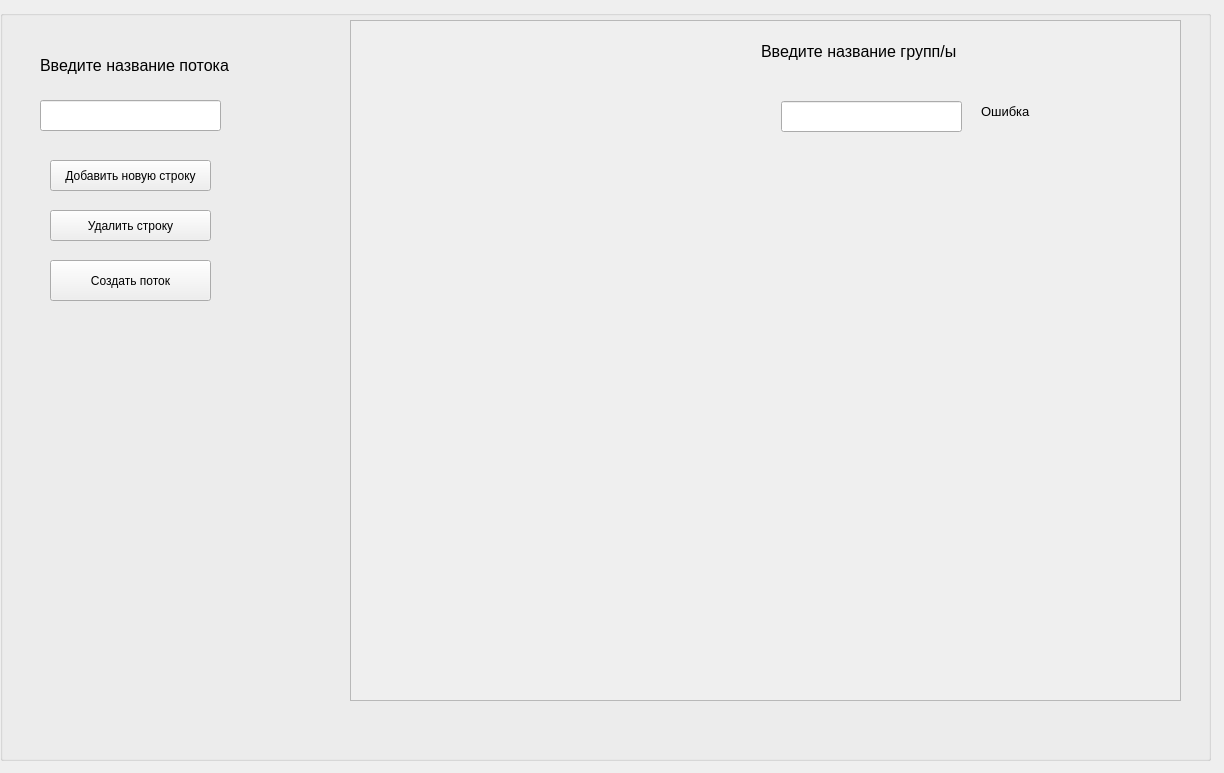
This is client/Forms/PotokAdder/potokadder.ui in sofinvalery/LMS as Qt 5 draws it before an edit. The edited form follows.
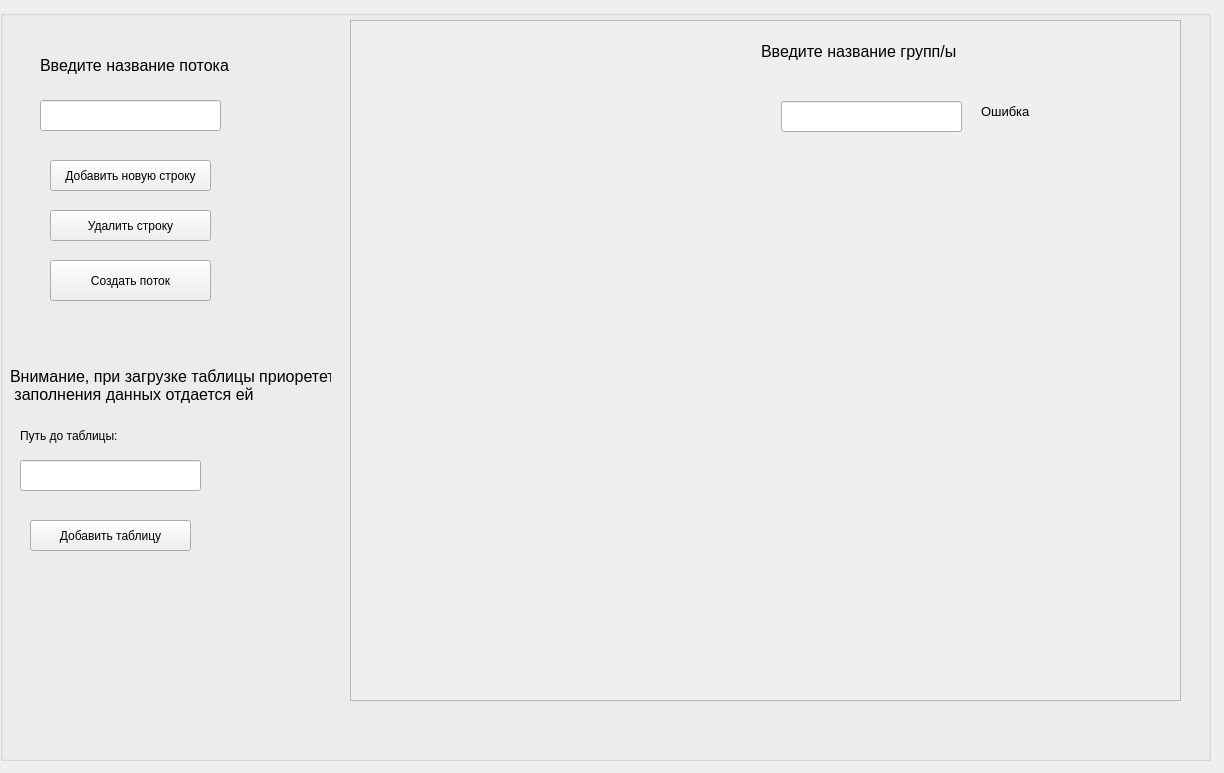
This is the edited form.

The edit to the form file:
```diff
--- a/client/Forms/PotokAdder/potokadder.ui
+++ b/client/Forms/PotokAdder/potokadder.ui
@@ -161,6 +161,61 @@
      <string>Создать поток</string>
     </property>
    </widget>
+   <widget class="QLabel" name="label_4">
+    <property name="geometry">
+     <rect>
+      <x>10</x>
+      <y>350</y>
+      <width>321</width>
+      <height>51</height>
+     </rect>
+    </property>
+    <property name="font">
+     <font>
+      <pointsize>12</pointsize>
+     </font>
+    </property>
+    <property name="text">
+     <string>Внимание, при загрузке таблицы приоретет 
+ заполнения данных отдается ей</string>
+    </property>
+   </widget>
+   <widget class="QLineEdit" name="Excel_Path">
+    <property name="geometry">
+     <rect>
+      <x>20</x>
+      <y>450</y>
+      <width>181</width>
+      <height>31</height>
+     </rect>
+    </property>
+   </widget>
+   <widget class="QLabel" name="label">
+    <property name="geometry">
+     <rect>
+      <x>20</x>
+      <y>415</y>
+      <width>151</width>
+      <height>21</height>
+     </rect>
+    </property>
+    <property name="text">
+     <string>Путь до таблицы:</string>
+    </property>
+   </widget>
+   <widget class="QPushButton" name="FoundExcel">
+    <property name="geometry">
+     <rect>
+      <x>30</x>
+      <y>510</y>
+      <width>161</width>
+      <height>31</height>
+     </rect>
+    </property>
+    <property name="text">
+     <string>Добавить таблицу</string>
+    </property>
+   </widget>
   </widget>
  </widget>
  <resources/>
```
